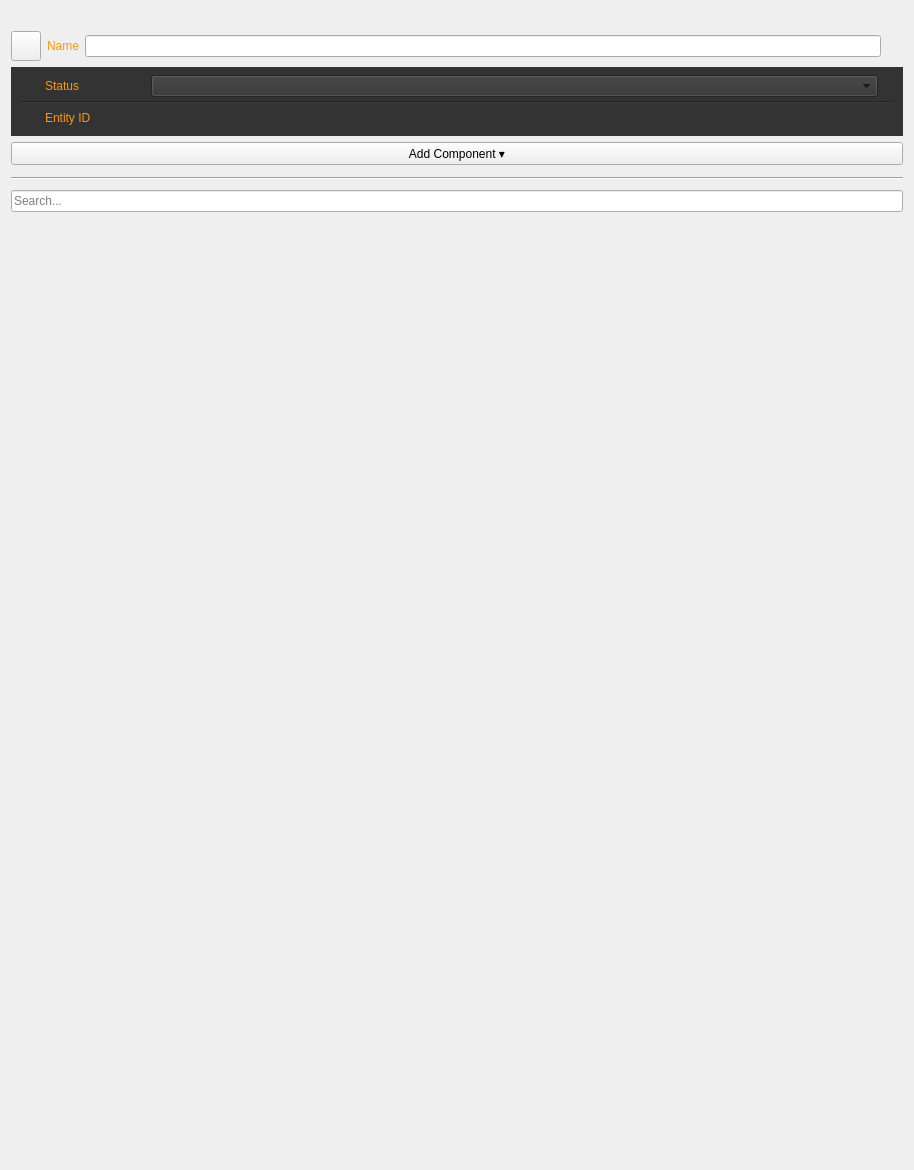
Above: dev/Code/Framework/AzToolsFramework/AzToolsFramework/UI/PropertyEditor/EntityPropertyEditor.ui from aws/lumberyard before the change. Below: the same form after it.
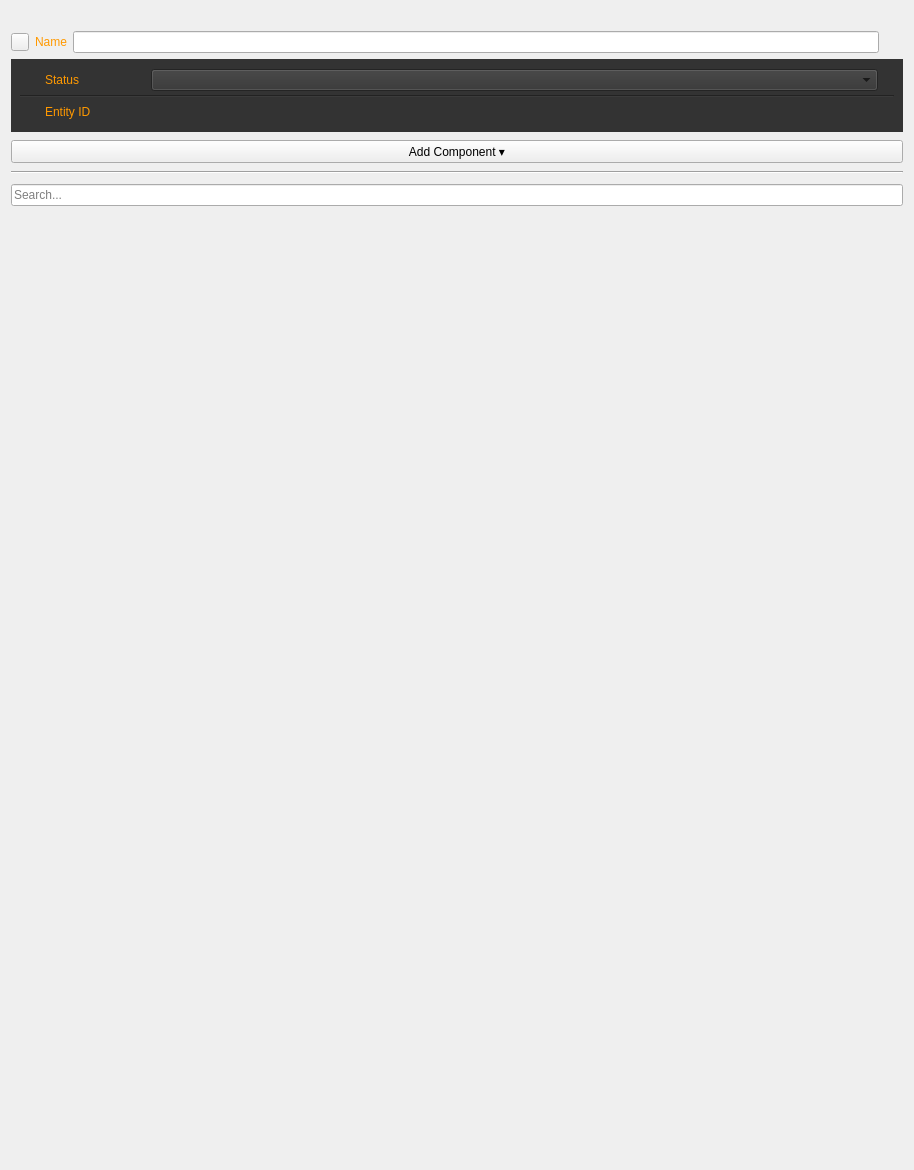
That is the form after the change. Icons and pictures are not drawn. Custom widgets are drawn as their Qt base class.

What changed in the file:
```diff
--- a/dev/Code/Framework/AzToolsFramework/AzToolsFramework/UI/PropertyEditor/EntityPropertyEditor.ui
+++ b/dev/Code/Framework/AzToolsFramework/AzToolsFramework/UI/PropertyEditor/EntityPropertyEditor.ui
@@ -44,14 +44,14 @@
         <widget class="AzToolsFramework::IconButton" name="m_entityIcon">
          <property name="minimumSize">
           <size>
-           <width>30</width>
-           <height>30</height>
+           <width>18</width>
+           <height>18</height>
           </size>
          </property>
          <property name="maximumSize">
           <size>
-           <width>30</width>
-           <height>30</height>
+           <width>18</width>
+           <height>18</height>
           </size>
          </property>
          <property name="toolTip">
@@ -128,14 +128,14 @@
           <widget class="QToolButton" name="m_pinButton">
            <property name="minimumSize">
             <size>
-             <width>16</width>
-             <height>16</height>
+             <width>18</width>
+             <height>18</height>
             </size>
            </property>
            <property name="maximumSize">
             <size>
-             <width>16</width>
-             <height>16</height>
+             <width>18</width>
+             <height>18</height>
             </size>
            </property>
            <property name="toolTip">
@@ -156,8 +156,8 @@
            </property>
            <property name="iconSize">
             <size>
-             <width>16</width>
-             <height>16</height>
+             <width>18</width>
+             <height>18</height>
             </size>
            </property>
           </widget>
@@ -201,13 +201,13 @@
        <number>9</number>
       </property>
       <property name="topMargin">
-       <number>8</number>
+       <number>10</number>
       </property>
       <property name="rightMargin">
        <number>9</number>
       </property>
       <property name="bottomMargin">
-       <number>8</number>
+       <number>10</number>
       </property>
       <item>
        <widget class="QWidget" name="m_statusWidget" native="true">
@@ -824,10 +824,10 @@
         <number>0</number>
        </property>
        <property name="topMargin">
-        <number>0</number>
+        <number>2</number>
        </property>
        <property name="bottomMargin">
-        <number>6</number>
+        <number>2</number>
        </property>
        <item>
         <widget class="QPushButton" name="m_addComponentButton">
```
